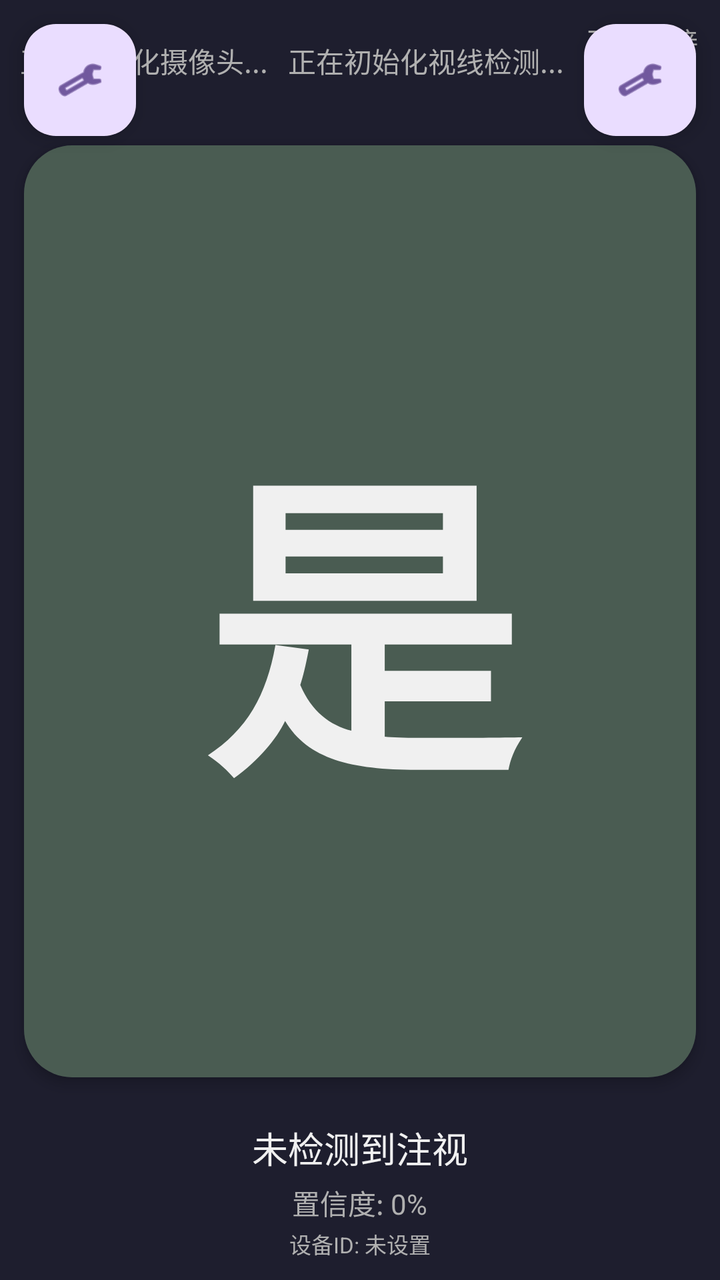
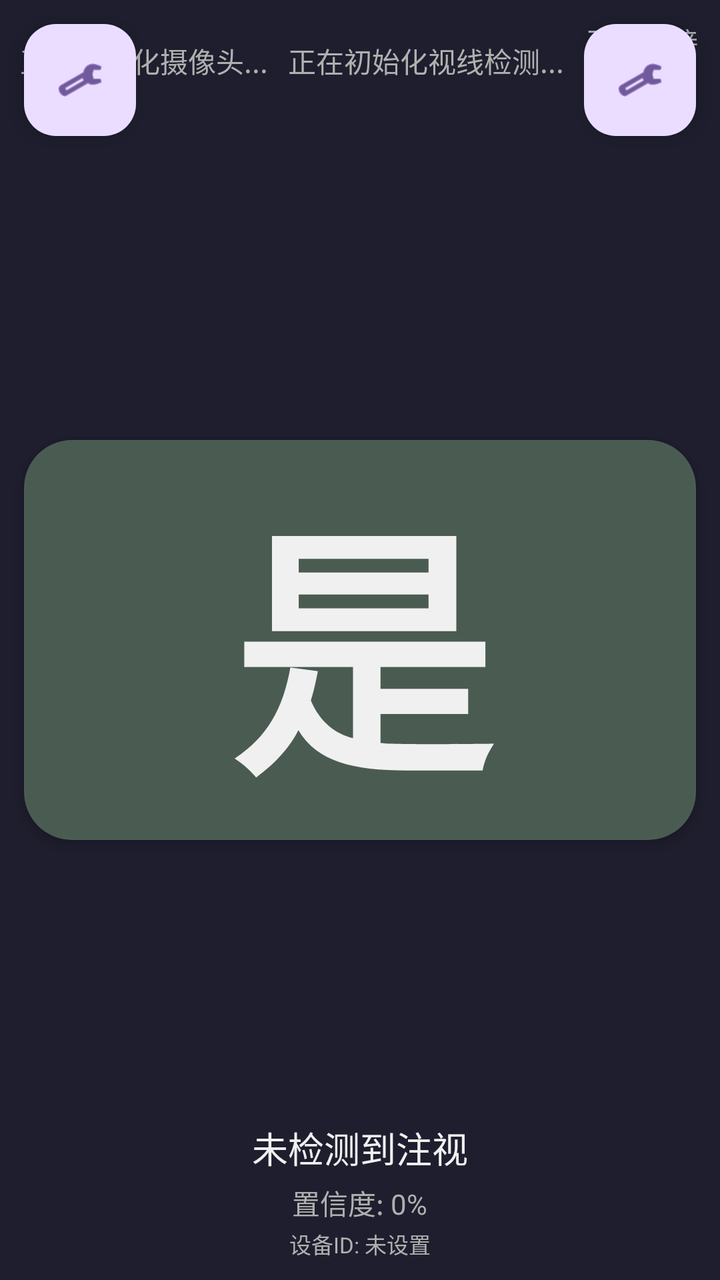

The first picture is an Android layout as it rendered before a commit; the second is the same layout after the commit. The layout source and the unified diff follow.
<!-- AndroidManifest.xml: activity theme Theme.GazeInteractionApp.NoActionBar -->
<!-- res/layout/activity_main.xml -->
<?xml version="1.0" encoding="utf-8"?>
<androidx.constraintlayout.widget.ConstraintLayout xmlns:android="http://schemas.android.com/apk/res/android"
    xmlns:app="http://schemas.android.com/apk/res-auto"
    xmlns:tools="http://schemas.android.com/tools"
    android:id="@+id/rootLayout"
    android:layout_width="match_parent"
    android:layout_height="match_parent"
    android:background="@color/background_dark"
    tools:context=".MainActivity">

    
    <LinearLayout
        android:id="@+id/statusLayout"
        android:layout_width="match_parent"
        android:layout_height="wrap_content"
        android:orientation="horizontal"
        android:padding="10dp"
        android:gravity="center"
        app:layout_constraintTop_toTopOf="parent"
        app:layout_constraintStart_toStartOf="parent"
        app:layout_constraintEnd_toEndOf="parent">

        <TextView
            android:id="@+id/cameraStatus"
            style="@style/StatusTextStyle"
            android:text="@string/initializing_camera"
            android:layout_marginEnd="10dp" />

        <TextView
            android:id="@+id/mediapipeStatus"
            style="@style/StatusTextStyle"
            android:text="@string/initializing_mediapipe"
            android:layout_marginEnd="10dp" />

        <TextView
            android:id="@+id/mqttStatus"
            style="@style/StatusTextStyle"
            android:text="@string/connecting_mqtt" />
    </LinearLayout>

    
    <TextView
        android:id="@+id/optionNameText"
        android:layout_width="wrap_content"
        android:layout_height="wrap_content"
        android:text=""
        android:textSize="28sp"
        android:textColor="@color/text_primary"
        android:gravity="center"
        android:visibility="gone"
        app:layout_constraintBottom_toTopOf="@id/mainButton"
        app:layout_constraintStart_toStartOf="parent"
        app:layout_constraintEnd_toEndOf="parent"
        app:layout_constraintTop_toBottomOf="@id/statusLayout" />

    
    <LinearLayout
        android:id="@+id/bottomInfo"
        android:layout_width="match_parent"
        android:layout_height="wrap_content"
        android:orientation="vertical"
        android:padding="10dp"
        android:gravity="center"
        app:layout_constraintBottom_toBottomOf="parent"
        app:layout_constraintStart_toStartOf="parent"
        app:layout_constraintEnd_toEndOf="parent">

        <TextView
            android:id="@+id/gazeStatus"
            style="@style/StatusTextStyle"
            android:text="@string/no_gaze_detected"
            android:textSize="18sp"
            android:textColor="@color/text_primary"
            android:layout_marginBottom="4dp" />

        <TextView
            android:id="@+id/confidenceText"
            style="@style/StatusTextStyle"
            android:text="置信度: 0%"
            android:textSize="14sp"
            android:layout_marginBottom="2dp" />

        <TextView
            android:id="@+id/deviceIdText"
            style="@style/StatusTextStyle"
            android:text="设备ID: 未设置"
            android:textSize="11sp" />

        <TextView
            android:id="@+id/menuOptionText"
            style="@style/StatusTextStyle"
            android:text=""
            android:textSize="16sp"
            android:textStyle="bold"
            android:visibility="gone"
            android:layout_marginTop="6dp" />
    </LinearLayout>

    
    <TextView
        android:id="@+id/mainButton"
        style="@style/LargeButtonStyle"
        android:layout_width="match_parent"
        android:layout_height="0dp"
        android:layout_margin="12dp"
        android:text="是"
        android:background="@drawable/btn_yes_normal"
        app:layout_constraintTop_toBottomOf="@id/optionNameText"
        app:layout_constraintBottom_toTopOf="@id/dwellProgressBar"
        app:layout_constraintStart_toStartOf="parent"
        app:layout_constraintEnd_toEndOf="parent" />

    
    <ProgressBar
        android:id="@+id/dwellProgressBar"
        style="?android:attr/progressBarStyleHorizontal"
        android:layout_width="match_parent"
        android:layout_height="6dp"
        android:layout_marginStart="24dp"
        android:layout_marginEnd="24dp"
        android:max="100"
        android:progress="100"
        android:visibility="gone"
        android:progressDrawable="@drawable/progress_bar_gaze"
        app:layout_constraintBottom_toTopOf="@id/bottomInfo"
        app:layout_constraintStart_toStartOf="parent"
        app:layout_constraintEnd_toEndOf="parent" />

    
    <com.google.android.material.floatingactionbutton.FloatingActionButton
        android:id="@+id/roleButton"
        android:layout_width="wrap_content"
        android:layout_height="wrap_content"
        android:layout_margin="12dp"
        android:src="@android:drawable/ic_menu_manage"
        app:layout_constraintTop_toTopOf="parent"
        app:layout_constraintStart_toStartOf="parent" />

    
    <com.google.android.material.floatingactionbutton.FloatingActionButton
        android:id="@+id/settingsButton"
        android:layout_width="wrap_content"
        android:layout_height="wrap_content"
        android:layout_margin="12dp"
        android:src="@android:drawable/ic_menu_preferences"
        app:layout_constraintTop_toTopOf="parent"
        app:layout_constraintEnd_toEndOf="parent" />

    
    <include layout="@layout/debug_panel" />
</androidx.constraintlayout.widget.ConstraintLayout>
<!-- res/layout/debug_panel.xml (included above) -->
<?xml version="1.0" encoding="utf-8"?>
<FrameLayout xmlns:android="http://schemas.android.com/apk/res/android"
    xmlns:app="http://schemas.android.com/apk/res-auto"
    android:id="@+id/debugPanel"
    android:layout_width="160dp"
    android:layout_height="120dp"
    android:visibility="gone"
    android:layout_margin="12dp"
    app:layout_constraintTop_toBottomOf="@id/statusLayout"
    app:layout_constraintStart_toStartOf="parent">

    <SurfaceView
        android:id="@+id/debugSurfaceView"
        android:layout_width="match_parent"
        android:layout_height="match_parent" />

    <com.gazeinteraction.debug.FaceMeshOverlayView
        android:id="@+id/faceMeshOverlay"
        android:layout_width="match_parent"
        android:layout_height="match_parent" />
</FrameLayout>
<!-- resources referenced by this layout -->
<resources>
  <color name="background_dark">#FF1E1E2E</color>
  <color name="text_primary">#FFF0F0F0</color>
  <!-- drawable btn_yes_normal (drawable) -->
  <?xml version="1.0" encoding="utf-8"?>
  <shape xmlns:android="http://schemas.android.com/apk/res/android"
      android:shape="rectangle">
      <solid android:color="@color/yes_button_normal" />
      <corners android:radius="24dp" />
  </shape>
  <!-- drawable progress_bar_gaze (drawable) -->
  <?xml version="1.0" encoding="utf-8"?>
  <layer-list xmlns:android="http://schemas.android.com/apk/res/android">
      <item android:id="@android:id/background">
          <shape>
              <corners android:radius="3dp" />
              <solid android:color="#33FFFFFF" />
          </shape>
      </item>
      <item android:id="@android:id/progress">
          <shape>
              <corners android:radius="3dp" />
              <solid android:color="@color/status_connected" />
          </shape>
      </item>
  </layer-list>
  <string name="connecting_mqtt">正在连接网络...</string>
  <string name="initializing_camera">正在初始化摄像头...</string>
  <string name="initializing_mediapipe">正在初始化视线检测...</string>
  <string name="no_gaze_detected">未检测到注视</string>
  <style name="LargeButtonStyle">
          <item name="android:layout_width">0dp</item>
          <item name="android:layout_height">0dp</item>
          <item name="android:textSize">96sp</item>
          <item name="android:autoSizeTextType">uniform</item>
          <item name="android:autoSizeMinTextSize">48sp</item>
          <item name="android:autoSizeMaxTextSize">160sp</item>
          <item name="android:autoSizeStepGranularity">2sp</item>
          <item name="android:textStyle">bold</item>
          <item name="android:textColor">@color/text_on_primary</item>
          <item name="android:gravity">center</item>
          <item name="android:clickable">true</item>
          <item name="android:focusable">true</item>
          <item name="android:padding">4dp</item>
          <item name="android:elevation">4dp</item>
      </style>
  <style name="StatusTextStyle">
          <item name="android:layout_width">wrap_content</item>
          <item name="android:layout_height">wrap_content</item>
          <item name="android:textSize">14sp</item>
          <item name="android:textColor">@color/text_secondary</item>
          <item name="android:gravity">center</item>
      </style>
  <style name="Theme.GazeInteractionApp.NoActionBar">
          <item name="windowActionBar">false</item>
          <item name="windowNoTitle">true</item>
          <item name="android:windowFullscreen">true</item>
      </style>
  <color name="yes_button_normal">#FF4A5C52</color>
  <color name="status_connected">#FF6BA87A</color>
  <color name="text_on_primary">#FFF0F0F0</color>
  <color name="text_secondary">#FFB0B0B0</color>
</resources>

<!-- the commit's change to res/layout/activity_main.xml (unified diff, before → after) -->
@@ -44,14 +44,14 @@
         android:layout_width="wrap_content"
         android:layout_height="wrap_content"
         android:text=""
-        android:textSize="28sp"
+        android:textSize="36sp"
         android:textColor="@color/text_primary"
         android:gravity="center"
+        android:layout_marginBottom="8dp"
         android:visibility="gone"
         app:layout_constraintBottom_toTopOf="@id/mainButton"
         app:layout_constraintStart_toStartOf="parent"
-        app:layout_constraintEnd_toEndOf="parent"
-        app:layout_constraintTop_toBottomOf="@id/statusLayout" />
+        app:layout_constraintEnd_toEndOf="parent" />
 
     
     <LinearLayout
@@ -101,12 +101,16 @@
         android:id="@+id/mainButton"
         style="@style/LargeButtonStyle"
         android:layout_width="match_parent"
-        android:layout_height="0dp"
+        android:layout_height="wrap_content"
+        android:minHeight="200dp"
         android:layout_margin="12dp"
         android:text="是"
+        android:gravity="center"
         android:background="@drawable/btn_yes_normal"
         app:layout_constraintTop_toBottomOf="@id/optionNameText"
-        app:layout_constraintBottom_toTopOf="@id/dwellProgressBar"
+        app:layout_constraintTop_toTopOf="parent"
+        app:layout_constraintBottom_toBottomOf="parent"
+        app:layout_constraintVertical_bias="0.5"
         app:layout_constraintStart_toStartOf="parent"
         app:layout_constraintEnd_toEndOf="parent" />
 
